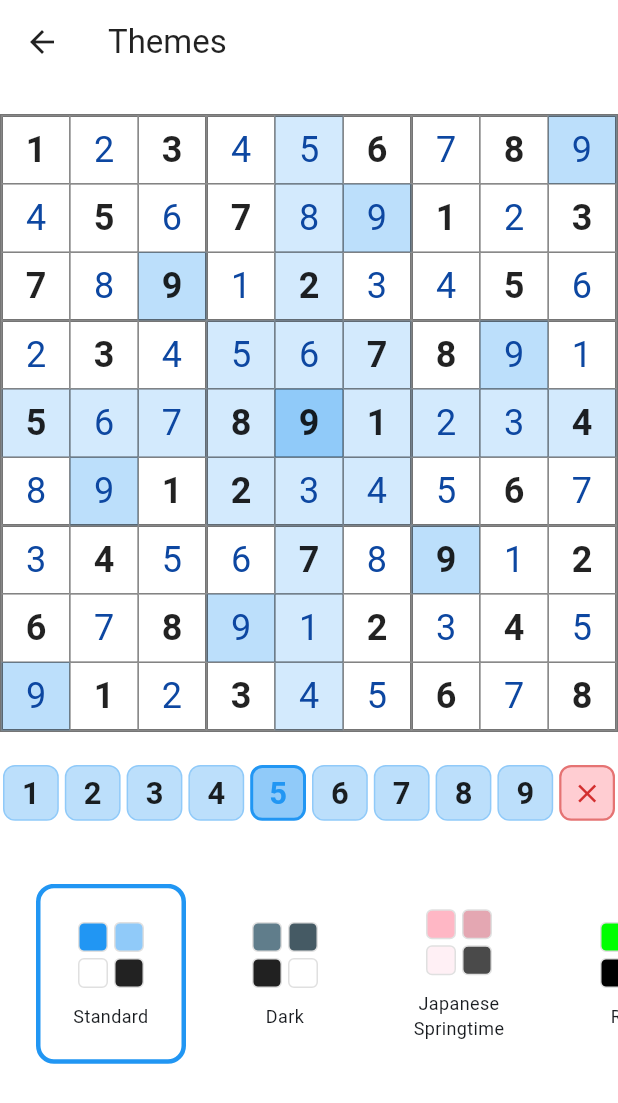
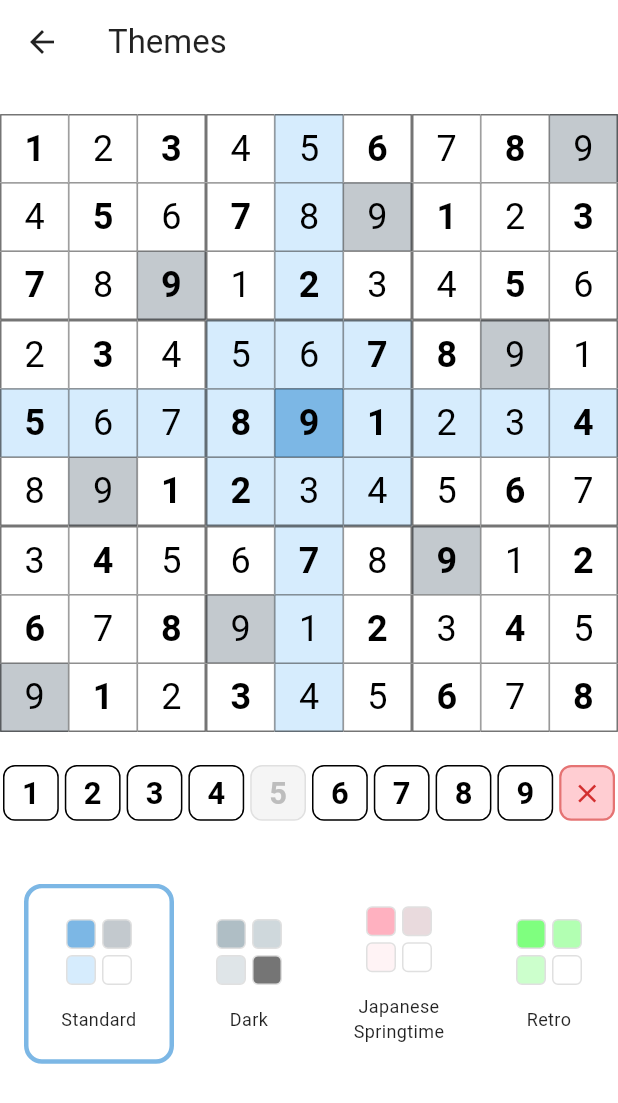
Before and after one commit to abregado/flutter_sudoku, a Flutter app: the ThemeScreen screen opened directly, on a phone screen of 412 x 824 dp. Shown: the top 1103 px of the screen. Run offline on Flutter 3.47's test engine with Material 3 defaults, Android fonts, the light colour scheme and no system bars; our stand-ins replace shared_preferences, wakelock_plus; missing offline and left inert: dart:ffi; accounts and stored records are empty.

Commit message:
doing some work on themes

```diff
--- a/lib/models/theme_model.dart
+++ b/lib/models/theme_model.dart
@@ -9,11 +9,18 @@ class SudokuTheme {
   final Color selectedCellColor;
   final Color relatedCellColor;
   final Color rowSquareHighlightColor;
-  final Color textColor;
+  final Color defaultCellBackgroundColor;
+  final Color defaultCellTextColor;
+  final Color uiTextColor;
   final Color inputTextColor;
   final Color topBarColor;
   final Color topBarFontColor;
   final Color iconButtonColor;
+  final Color disabledIconButtonColor;
+  final Color mistakeTextColor;
+  final Color inputNumberInputBackgroundColor;
+  final Color inputNumberInputTextColor;
+  final Color inputNumberInputBorderColor;
   final Color greyedNumberInputBackgroundColor;
   final Color greyedNumberInputTextColor;
   final Color greyedNumberInputBorderColor;
@@ -32,14 +39,21 @@ class SudokuTheme {
     required this.selectedCellColor,
     required this.relatedCellColor,
     required this.rowSquareHighlightColor,
-    required this.textColor,
+    this.uiTextColor = Colors.black,
     required this.inputTextColor,
     required this.topBarColor,
     required this.topBarFontColor,
     required this.iconButtonColor,
-    required this.greyedNumberInputBackgroundColor,
-    required this.greyedNumberInputTextColor,
-    required this.greyedNumberInputBorderColor,
+    this.disabledIconButtonColor = Colors.grey,
+    required this.inputNumberInputBackgroundColor,
+    required this.inputNumberInputTextColor,
+    required this.inputNumberInputBorderColor,
+    this.greyedNumberInputBackgroundColor = const Color(0xFFF5F5F5),
+    this.greyedNumberInputTextColor = const Color(0xFFBDBDBD),
+    this.greyedNumberInputBorderColor = const Color(0xFFE0E0E0),
+    this.defaultCellBackgroundColor = Colors.white,
+    this.defaultCellTextColor = Colors.black,
+    this.mistakeTextColor = Colors.red,
     required this.clearNumberInputButtonBackgroundColor,
     required this.clearNumberInputButtonBorderColor,
     required this.clearNumberInputButtonTextColor,
@@ -50,21 +64,21 @@ class SudokuTheme {
   // Predefined themes
   static final standard = SudokuTheme(
     name: 'Standard',
-    primaryColor: Colors.blue,
-    secondaryColor: Colors.blue.shade200,
+    primaryColor: Colors.white,
+    secondaryColor: Colors.white,
     backgroundColor: Colors.white,
     gridLineColor: Colors.black54,
-    selectedCellColor: Colors.blue.withOpacity(0.5),
-    relatedCellColor: Colors.blue.withOpacity(0.3),
-    rowSquareHighlightColor: Colors.blue.withOpacity(0.2),
-    textColor: Colors.black87,
-    inputTextColor: Colors.blue.shade900,
+    selectedCellColor: const Color(0xFF7CB7E5),
+    relatedCellColor: const Color(0xFFC3C9CE),
+    rowSquareHighlightColor: const Color(0xFFD6ECFD),
+    uiTextColor: Colors.black87,
+    inputTextColor: Colors.black,
     topBarColor: Colors.transparent,
     topBarFontColor: Colors.black87,
     iconButtonColor: Colors.black87,
-    greyedNumberInputBackgroundColor: Color(0xFFF5F5F5),
-    greyedNumberInputTextColor: Color(0xFFBDBDBD),
-    greyedNumberInputBorderColor: Color(0xFFE0E0E0),
+    inputNumberInputBackgroundColor: Colors.white,
+    inputNumberInputTextColor: Colors.black,
+    inputNumberInputBorderColor: Colors.black,
     clearNumberInputButtonBackgroundColor: Colors.red.shade100,
     clearNumberInputButtonBorderColor: Colors.red.shade300,
     clearNumberInputButtonTextColor: Colors.red.shade700,
@@ -79,62 +93,65 @@ class SudokuTheme {
     selectedCellColor: Colors.blueGrey.withOpacity(0.5),
     relatedCellColor: Colors.blueGrey.withOpacity(0.3),
     rowSquareHighlightColor: Colors.blueGrey.withOpacity(0.2),
-    textColor: Colors.white,
+    defaultCellBackgroundColor: Colors.black54,
+    defaultCellTextColor: Colors.white,
+    uiTextColor: Colors.white,
     inputTextColor: Colors.white,
     topBarColor: Colors.transparent,
     topBarFontColor: Colors.white,
     iconButtonColor: Colors.white,
-    greyedNumberInputBackgroundColor: Color(0xFF2C2C2C),
-    greyedNumberInputTextColor: Color(0xFF666666),
-    greyedNumberInputBorderColor: Color(0xFF444444),
-    clearNumberInputButtonBackgroundColor: Color(0xFF5C1919),
-    clearNumberInputButtonBorderColor: Color(0xFF8C2626),
-    clearNumberInputButtonTextColor: Color(0xFFFF4D4D),
+    inputNumberInputBackgroundColor: const Color(0xFF2C2C2C),
+    inputNumberInputTextColor: const Color(0xFF666666),
+    inputNumberInputBorderColor: const Color(0xFF444444),
+    clearNumberInputButtonBackgroundColor: const Color(0xFF5C1919),
+    clearNumberInputButtonBorderColor: const Color(0xFF8C2626),
+    clearNumberInputButtonTextColor: const Color(0xFFFF4D4D),
   );
 
-  static final japaneseSpringtime = SudokuTheme(
+  static const japaneseSpringtime = SudokuTheme(
     name: 'Japanese Springtime',
     primaryColor: Color(0xFFFFB7C5), // Sakura pink
     secondaryColor: Color(0xFFE4A7B2), // Darker sakura
-    backgroundColor: Color(0xFFFFF0F5), // Very light pink
+    backgroundColor: Colors.white,
     gridLineColor: Color(0xFF4A4A4A),
-    selectedCellColor: Color(0xFFFFB7C5).withOpacity(0.5),
-    relatedCellColor: Color(0xFFFFB7C5).withOpacity(0.3),
-    rowSquareHighlightColor: Color(0xFFFFB7C5).withOpacity(0.2),
-    textColor: Color(0xFF4A4A4A),
+    selectedCellColor: Color(0xFFFFB1C0),
+    relatedCellColor: Color(0xFFE9DADD),
+    rowSquareHighlightColor: Color(0xFFFFF3F5),
+    uiTextColor: Color(0xFF4A4A4A),
     inputTextColor: Color(0xFF4A4A4A),
     topBarColor: Colors.transparent,
     topBarFontColor: Color(0xFF4A4A4A),
+    mistakeTextColor: Color(0xFF569F8B),
     iconButtonColor: Color(0xFF4A4A4A),
-    greyedNumberInputBackgroundColor: Color(0xFFF8E7EA),
-    greyedNumberInputTextColor: Color(0xFFBEA4A8),
-    greyedNumberInputBorderColor: Color(0xFFE5D1D4),
-    clearNumberInputButtonBackgroundColor: Color(0xFFFF6B6B),
-    clearNumberInputButtonBorderColor: Color(0xFFFF8787),
-    clearNumberInputButtonTextColor: Colors.white,
+    inputNumberInputBackgroundColor: Color(0xFFFFB7C5),
+    inputNumberInputTextColor: Colors.black,
+    inputNumberInputBorderColor: Color(0xFFBA485E),
+    clearNumberInputButtonBackgroundColor: Color(0xFF56FDCF),
+    clearNumberInputButtonBorderColor: Color(0xFF569F8B),
+    clearNumberInputButtonTextColor: Color(0xFF569F8B),
     backgroundImage: 'assets/images/sakura_bg.png',
   );
 
   static final retro = SudokuTheme(
     name: 'Retro',
-    primaryColor: Color(0xFF00FF00), // Bright green
-    secondaryColor: Color(0xFF008800), // Darker green
+    primaryColor: const Color(0xFF00FF00), // Bright green
+    secondaryColor: const Color(0xFF008800), // Darker green
     backgroundColor: Colors.black,
-    gridLineColor: Color(0xFF00FF00),
-    selectedCellColor: Color(0xFF00FF00).withOpacity(0.5),
-    relatedCellColor: Color(0xFF00FF00).withOpacity(0.3),
-    rowSquareHighlightColor: Color(0xFF00FF00).withOpacity(0.2),
-    textColor: Color(0xFF00FF00),
-    inputTextColor: Color(0xFF00FF00),
+    gridLineColor: const Color(0xFF00FF00),
+    selectedCellColor: const Color(0xFF00FF00).withOpacity(0.5),
+    relatedCellColor: const Color(0xFF00FF00).withOpacity(0.3),
+    rowSquareHighlightColor: const Color(0xFF00FF00).withOpacity(0.2),
+    uiTextColor: const Color(0xFF00FF00),
+    inputTextColor: const Color(0xFF00FF00),
     topBarColor: Colors.transparent,
-    topBarFontColor: Color(0xFF00FF00),
-    iconButtonColor: Color(0xFF00FF00),
-    greyedNumberInputBackgroundColor: Color(0xFF0A1A0A),
-    greyedNumberInputTextColor: Color(0xFF1A331A),
-    greyedNumberInputBorderColor: Color(0xFF143314),
-    clearNumberInputButtonBackgroundColor: Color(0xFF330000),
-    clearNumberInputButtonBorderColor: Color(0xFFFF0000),
-    clearNumberInputButtonTextColor: Color(0xFFFF0000),
+    topBarFontColor: const Color(0xFF00FF00),
+    iconButtonColor: const Color(0xFF00FF00),
+    inputNumberInputBackgroundColor: const Color(0xFF0A1A0A),
+    inputNumberInputTextColor: const Color(0xFF1A331A),
+    inputNumberInputBorderColor: const Color(0xFF143314),
+    clearNumberInputButtonBackgroundColor: const Color(0xFF330000),
+    clearNumberInputButtonBorderColor: const Color(0xFFFF0000),
+    clearNumberInputButtonTextColor: const Color(0xFFFF0000),
   );
 
   static List<SudokuTheme> get allThemes => [
--- a/lib/ui/screens/game_screen.dart
+++ b/lib/ui/screens/game_screen.dart
@@ -109,7 +109,7 @@ class _GameScreenState extends State<GameScreen> with WidgetsBindingObserver {
               IconButton(
                 icon: Icon(
                   _showSolution ? Icons.visibility_off : Icons.visibility,
-                  color: _showSolution ? currentTheme.primaryColor : currentTheme.iconButtonColor,
+                  color: _showSolution ? Colors.grey : currentTheme.iconButtonColor,
                 ),
                 onPressed: () {
                   setState(() {
@@ -155,7 +155,11 @@ class _GameScreenState extends State<GameScreen> with WidgetsBindingObserver {
                               if (!settings.showMistakes) return const SizedBox.shrink();
                               return Text(
                                 'Mistakes: ${gameState.mistakes}',
-                                style: Theme.of(context).textTheme.titleMedium,
+                                style: TextStyle(
+                                  fontSize: 16,
+                                  color: currentTheme.uiTextColor,
+                                ),
+                                //Theme.of(context).textTheme.titleMedium,
                               );
                             },
                           ),
@@ -164,7 +168,10 @@ class _GameScreenState extends State<GameScreen> with WidgetsBindingObserver {
                               if (!settings.showTimer) return const SizedBox.shrink();
                               return Text(
                                 gameState.formattedTime,
-                                style: Theme.of(context).textTheme.titleMedium,
+                                style: TextStyle(
+                                  fontSize: 16,
+                                  color: currentTheme.uiTextColor,
+                                ),
                               );
                             },
                           ),
--- a/lib/ui/screens/theme_screen.dart
+++ b/lib/ui/screens/theme_screen.dart
@@ -54,7 +54,7 @@ class ThemeScreen extends StatelessWidget {
                 ),
                 const SizedBox(height: 20),
                 // Number input row for preview
-                const NumberInputRow(selectedNumber: 5),
+                const NumberInputRow(previewGreyedNumber: 5),
                 const SizedBox(height: 40),
                 // Theme carousel
                 SizedBox(
@@ -66,7 +66,7 @@ class ThemeScreen extends StatelessWidget {
                     itemBuilder: (context, index) {
                       final theme = SudokuTheme.allThemes[index];
                       return Padding(
-                        padding: const EdgeInsets.symmetric(horizontal: 8),
+                        padding: const EdgeInsets.symmetric(horizontal: 0),
                         child: ThemeButton(
                           theme: theme,
                           isSelected: theme.name == currentTheme.name,
@@ -99,6 +99,7 @@ class ThemeButton extends StatelessWidget {
 
   @override
   Widget build(BuildContext context) {
+    final currentTheme = context.watch<ThemeProvider>().currentTheme;
     return GestureDetector(
       onTap: onTap,
       child: Container(
@@ -107,7 +108,7 @@ class ThemeButton extends StatelessWidget {
         decoration: BoxDecoration(
           borderRadius: BorderRadius.circular(12),
           border: Border.all(
-            color: isSelected ? theme.primaryColor : Colors.transparent,
+            color: isSelected ? theme.selectedCellColor : Colors.transparent,
             width: 3,
           ),
         ),
@@ -117,21 +118,24 @@ class ThemeButton extends StatelessWidget {
             Row(
               mainAxisAlignment: MainAxisAlignment.center,
               children: [
-                ColorSwatch(color: theme.primaryColor),
-                ColorSwatch(color: theme.secondaryColor),
+                ColorSwatch(color: theme.selectedCellColor),
+                ColorSwatch(color: theme.relatedCellColor),
               ],
             ),
             Row(
               mainAxisAlignment: MainAxisAlignment.center,
               children: [
-                ColorSwatch(color: theme.backgroundColor),
-                ColorSwatch(color: theme.textColor),
+                ColorSwatch(color: theme.rowSquareHighlightColor),
+                ColorSwatch(color: theme.defaultCellBackgroundColor),
               ],
             ),
-            const SizedBox(height: 8),
+            const SizedBox(height: 12),
             Text(
               theme.name,
-              style: TextStyle(fontSize: 12),
+              style: TextStyle(
+                  fontSize: 12,
+                  color: currentTheme.uiTextColor
+              ),
               textAlign: TextAlign.center,
             ),
           ],
--- a/lib/ui/widgets/number_input_row.dart
+++ b/lib/ui/widgets/number_input_row.dart
@@ -5,11 +5,11 @@ import '../../models/puzzle_settings.dart';
 import '../../providers/theme_provider.dart';
 
 class NumberInputRow extends StatelessWidget {
-  final int? selectedNumber;
+  final int? previewGreyedNumber;
 
   const NumberInputRow({
     super.key,
-    this.selectedNumber,
+    this.previewGreyedNumber,
   });
 
   @override
@@ -37,31 +37,26 @@ class NumberInputRow extends StatelessWidget {
     return Consumer3<GameState, PuzzleSettings, ThemeProvider>(
       builder: (context, gameState, settings, themeProvider, child) {
         final currentTheme = themeProvider.currentTheme;
-        final isDisabled = selectedNumber != null ? false : _isNumberDisabled(gameState, number);
+        final isDisabled = previewGreyedNumber != null && previewGreyedNumber == number? true : _isNumberDisabled(gameState, number);
         final shouldGrey = settings.showFinishedNumbers && isDisabled;
-        final isSelected = selectedNumber == number;
 
         return SizedBox(
           width: size,
           height: size,
           child: GestureDetector(
-            onTap: selectedNumber != null ? null : (isDisabled ? null : () => gameState.makeMove(number)),
+            onTap: previewGreyedNumber != null ? null : (isDisabled ? null : () => gameState.makeMove(number)),
             child: Container(
               margin: const EdgeInsets.all(2),
               decoration: BoxDecoration(
-                color: isSelected
-                    ? currentTheme.selectedCellColor
-                    : (shouldGrey
+                color: shouldGrey
                         ? currentTheme.greyedNumberInputBackgroundColor
-                        : currentTheme.relatedCellColor),
+                        : currentTheme.inputNumberInputBackgroundColor,
                 borderRadius: BorderRadius.circular(8),
                 border: Border.all(
-                  color: isSelected
-                      ? currentTheme.primaryColor
-                      : (shouldGrey
+                  color: shouldGrey
                           ? currentTheme.greyedNumberInputBorderColor
-                          : currentTheme.secondaryColor),
-                  width: isSelected ? 2 : 1,
+                          : currentTheme.inputNumberInputBorderColor,
+                  width: 1,
                 ),
               ),
               child: Center(
@@ -69,11 +64,9 @@ class NumberInputRow extends StatelessWidget {
                   number.toString(),
                   style: TextStyle(
                     fontSize: size * 0.5,
-                    color: isSelected
-                        ? currentTheme.primaryColor
-                        : (shouldGrey
+                    color: shouldGrey
                             ? currentTheme.greyedNumberInputTextColor
-                            : currentTheme.textColor),
+                            : currentTheme.inputNumberInputTextColor,
                     fontWeight: FontWeight.bold,
                   ),
                 ),
@@ -91,7 +84,7 @@ class NumberInputRow extends StatelessWidget {
       width: size,
       height: size,
       child: GestureDetector(
-        onTap: selectedNumber != null ? null : () => context.read<GameState>().makeMove(null),
+        onTap: previewGreyedNumber != null ? null : () => context.read<GameState>().makeMove(null),
         child: Container(
           margin: const EdgeInsets.all(2),
           decoration: BoxDecoration(
--- a/lib/ui/widgets/sudoku_cell.dart
+++ b/lib/ui/widgets/sudoku_cell.dart
@@ -1,3 +1,5 @@
+import 'dart:ffi';
+
 import 'package:flutter/material.dart';
 import 'package:provider/provider.dart';
 import '../../models/puzzle_settings.dart';
@@ -70,7 +72,7 @@ class SudokuCell extends StatelessWidget {
                 solutionValue.toString(),
                 style: TextStyle(
                   fontSize: 24,
-                  color: currentTheme.textColor.withOpacity(0.3),
+                  color: _getTextColor(context),
                 ),
               ),
             if (value != null)
@@ -79,6 +81,7 @@ class SudokuCell extends StatelessWidget {
                 style: TextStyle(
                   fontSize: 24,
                   fontWeight: isInitial ? FontWeight.bold : FontWeight.normal,
+                  fontStyle: isInvalid ? FontStyle.italic : FontStyle.normal,
                   color: _getTextColor(context),
                 ),
               ),
@@ -101,18 +104,18 @@ class SudokuCell extends StatelessWidget {
     if (isHighlighted && settings.showRowSquareHighlighting) {
       return currentTheme.rowSquareHighlightColor;
     }
-    return Colors.transparent;
+    return currentTheme.defaultCellBackgroundColor;
   }
 
   Color _getTextColor(BuildContext context) {
     final currentTheme = context.watch<ThemeProvider>().currentTheme;
 
     if (isInvalid) {
-      return Colors.red;
+      return currentTheme.mistakeTextColor;
     }
     if (isInitial) {
-      return currentTheme.textColor;
+      return currentTheme.defaultCellTextColor;
     }
-    return currentTheme.inputTextColor;
+    return currentTheme.defaultCellTextColor;
   }
 }
--- a/lib/ui/widgets/sudoku_grid.dart
+++ b/lib/ui/widgets/sudoku_grid.dart
@@ -21,17 +21,8 @@ class SudokuGrid extends StatelessWidget {
     final currentTheme = context.watch<ThemeProvider>().currentTheme;
     return LayoutBuilder(
       builder: (context, constraints) {
-        final width = constraints.maxWidth;
         return AspectRatio(
           aspectRatio: 1,
-          child: Container(
-            decoration: BoxDecoration(
-              color: currentTheme.backgroundColor,
-              border: Border.all(
-                color: currentTheme.gridLineColor,
-                width: currentTheme.gridSquareBorderThickness * 2,
-              ),
-            ),
           child: GridView.builder(
             physics: isPreview ? const NeverScrollableScrollPhysics() : null,
             gridDelegate: const SliverGridDelegateWithFixedCrossAxisCount(
@@ -44,7 +35,6 @@ class SudokuGrid extends StatelessWidget {
               final col = index % 9;
               return _buildCell(context, row, col);
             },
-            ),
           ),
         );
       },
```
Also changed, not shown: 1 other file. Lines whose indentation alone changed are shown as unchanged.
